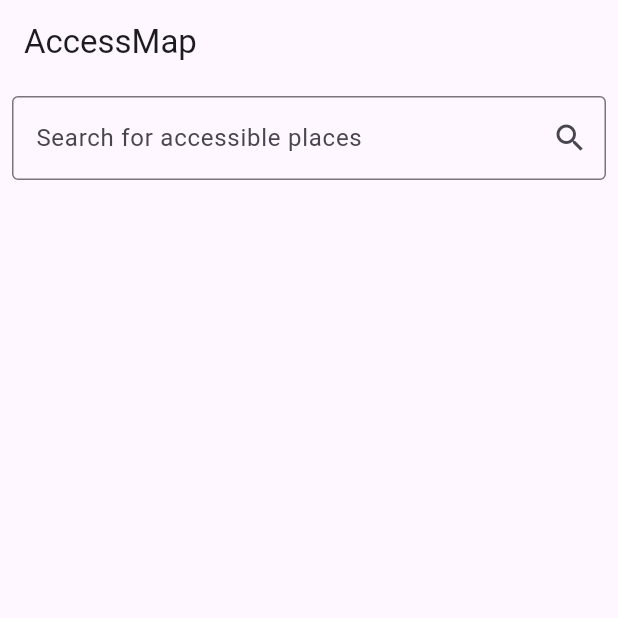
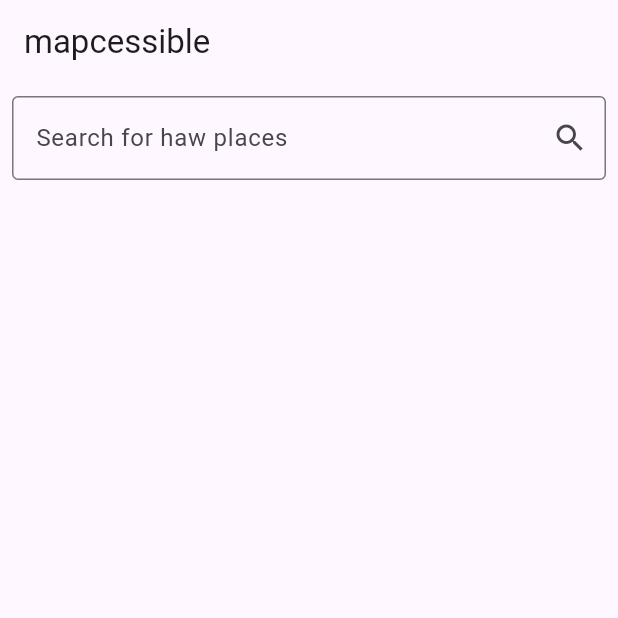
Before and after one commit to jjohngrey/hack-the-change-2024, a Flutter app: the screen it shows after launch, on a phone screen of 412 x 824 dp, the top half of it. Run offline on Flutter 3.47's test engine with Material 3 defaults, Android fonts, the light colour scheme and no system bars; our stand-ins replace flutter_dotenv, google_maps_flutter.

```diff
--- a/mapcessible/lib/main.dart
+++ b/mapcessible/lib/main.dart
@@ -4,7 +4,7 @@
 import 'screens/search_page.dart';
 import 'package:flutter_dotenv/flutter_dotenv.dart';
 
-Future<void> main() async{
+Future<void> main() async {
   await dotenv.load(); // Load environment variables
   runApp(MyApp());
 }
--- a/mapcessible/lib/screens/search_page.dart
+++ b/mapcessible/lib/screens/search_page.dart
@@ -10,7 +10,7 @@
     final placeProvider = Provider.of<PlaceProvider>(context);
 
     return Scaffold(
-      appBar: AppBar(title: Text('AccessMap')),
+      appBar: AppBar(title: Text('mapcessible')),
       body: Column(
         children: [
           CustomSearchBar(onSearch: (query) {
--- a/mapcessible/lib/widgets/search_bar.dart
+++ b/mapcessible/lib/widgets/search_bar.dart
@@ -13,7 +13,7 @@
       child: TextField(
         controller: _controller,
         decoration: InputDecoration(
-          labelText: 'Search for accessible places',
+          labelText: 'Search for haw places',
           suffixIcon: IconButton(
             icon: Icon(Icons.search),
             onPressed: () {
```
Also changed, not shown: 1 other file.
